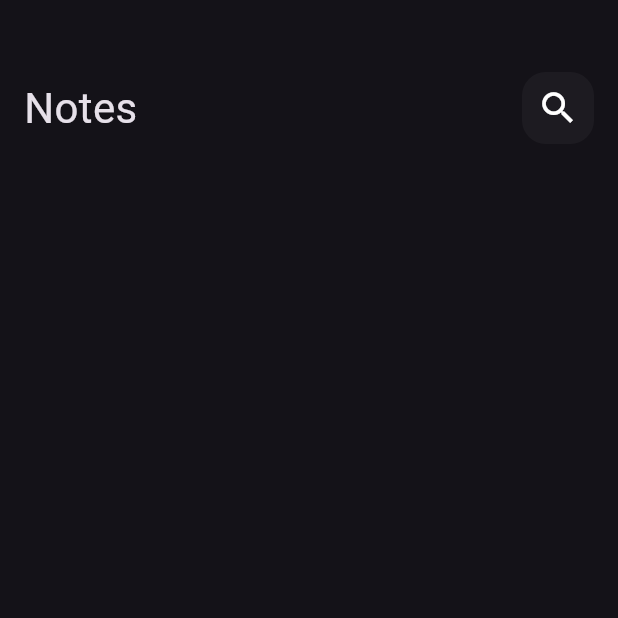
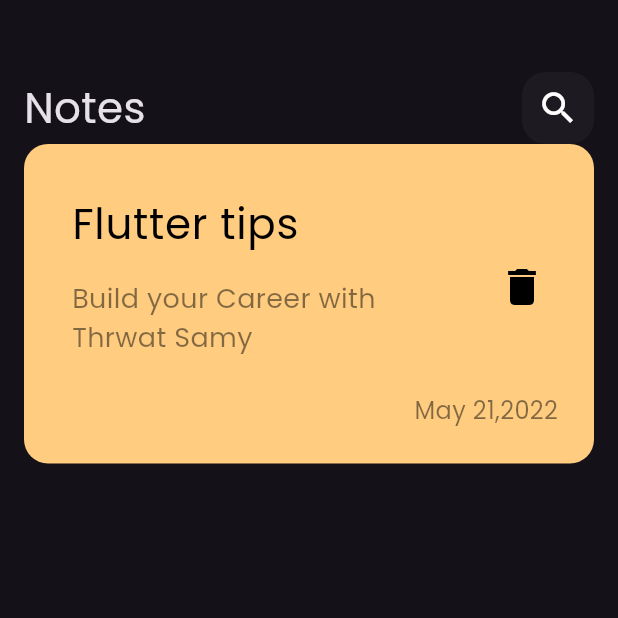
Before and after one commit to ahmedismail-10/notes_app, a Flutter app: the screen it shows after launch, on a phone screen of 412 x 824 dp, the top half of it. Run offline on Flutter 3.47's test engine with Material 3 defaults, Android fonts, the phone set to English and light mode, and no system bars.

Commit message:
create custom note item and change font family

```diff
--- a/lib/main.dart
+++ b/lib/main.dart
@@ -12,7 +12,10 @@ class NotesApp extends StatelessWidget {
   Widget build(BuildContext context) {
     return MaterialApp(
       debugShowCheckedModeBanner: false,
-      theme: ThemeData.dark(),
+      theme: ThemeData(
+        brightness: Brightness.dark,
+        fontFamily: 'Poppins',
+      ),
       home: const NotesView(),
     );
   }
--- /dev/null
+++ b/lib/views/widgets/note_item.dart
@@ -0,0 +1,62 @@
+import 'package:flutter/material.dart';
+
+class NoteItem extends StatelessWidget {
+  const NoteItem({super.key});
+
+  @override
+  Widget build(BuildContext context) {
+    return Container(
+      padding: const EdgeInsets.only(
+        left: 16,
+        top: 24,
+        bottom: 24,
+      ),
+      decoration: BoxDecoration(
+        color: const Color(0xffFFCC80),
+        borderRadius: BorderRadius.circular(16),
+      ),
+      child: Column(
+        crossAxisAlignment: CrossAxisAlignment.end,
+        children: [
+          ListTile(
+            title: const Text(
+              'Flutter tips',
+              style: TextStyle(
+                color: Colors.black,
+                fontSize: 28,
+              ),
+            ),
+            subtitle: Padding(
+              padding: const EdgeInsets.symmetric(vertical: 16),
+              child: Text(
+                'Build your Career with Thrwat Samy',
+                style: TextStyle(
+                  color: Colors.black.withAlpha(125),
+                  fontSize: 18,
+                ),
+              ),
+            ),
+            trailing: IconButton(
+              onPressed: () {},
+              icon: const Icon(
+                Icons.delete,
+                color: Colors.black,
+                size: 32,
+              ),
+            ),
+          ),
+          Padding(
+            padding: const EdgeInsets.only(right: 24),
+            child: Text(
+              'May 21,2022',
+              style: TextStyle(
+                color: Colors.black.withAlpha(125),
+                fontSize: 16,
+              ),
+            ),
+          ),
+        ],
+      ),
+    );
+  }
+}
--- a/lib/views/widgets/notes_view_body.dart
+++ b/lib/views/widgets/notes_view_body.dart
@@ -1,5 +1,6 @@
 import 'package:flutter/material.dart';
 import 'package:notes_app/views/widgets/custom_app_bar.dart';
+import 'package:notes_app/views/widgets/note_item.dart';
 
 class NotesViewBody extends StatelessWidget {
   const NotesViewBody({super.key});
@@ -14,6 +15,7 @@ class NotesViewBody extends StatelessWidget {
             height: 48,
           ),
           CustomAppBar(),
+          NoteItem(),
         ],
       ),
     );
```
Also changed, not shown: pubspec.yaml (+5 -13 lines), assets/fonts/Poppins-Regular.ttf (added).
